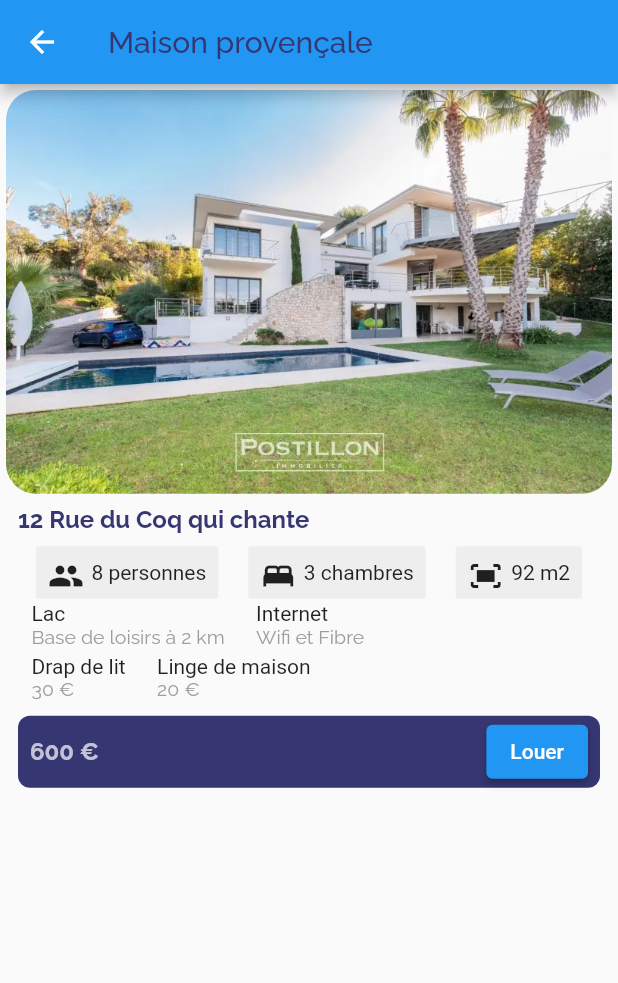
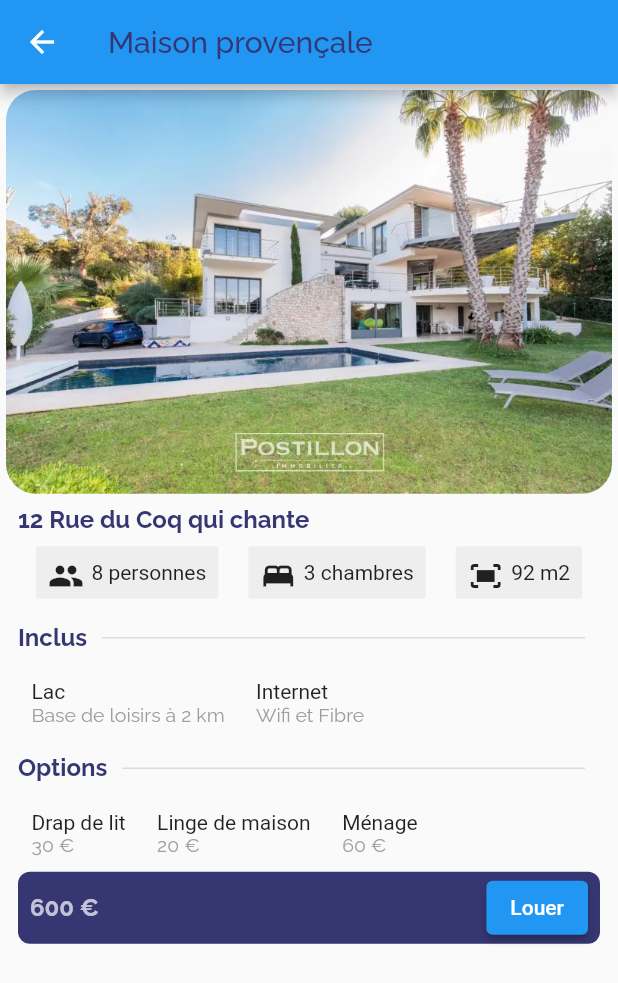
Before and after one commit to JeremyBzc/td-flutter-location, a Flutter app: the screen it shows after launch, after a tap on "Maison provençale", on a phone screen of 412 x 824 dp. Shown: the top 983 px of the screen. Run offline on Flutter 3.47's test engine with Material 2 defaults, Android fonts, the phone set to English and light mode, and no system bars; our stand-ins replace google_fonts.

Commit message:
add dividers and fix HabitationDetails

```diff
--- a/lib/views/habitation_details.dart
+++ b/lib/views/habitation_details.dart
@@ -43,7 +43,51 @@ class _HabitationDetailsState extends State<HabitationDetails> {
             ),
           ),
           HabitationFeaturesWidget(widget._habitation),
+          if(widget._habitation.options.isNotEmpty)(
+              Container(
+                margin: EdgeInsets.all(8.0),
+                child: Row(
+                  children: [
+                    Text(
+                      "Inclus",
+                      style: LocationTextStyle.subTitleboldTextStyle,
+                    ),
+                    Expanded(
+                        child: Container(
+                          margin: EdgeInsets.only(left: 10.0 ,right: 10.0),
+                          child: Divider(
+                            height: 36,
+                            thickness: 1,
+                          ),
+                        )
+                    ),
+                  ],
+                ),
+              )
+          ),
           _buildItems(),
+          if(widget._habitation.optionpayantes.isNotEmpty)(
+              Container(
+                margin: EdgeInsets.all(8.0),
+                child: Row(
+                  children: [
+                    Text(
+                      "Options",
+                      style: LocationTextStyle.subTitleboldTextStyle,
+                    ),
+                    Expanded(
+                        child: Container(
+                          margin: EdgeInsets.only(left: 10.0 ,right: 10.0),
+                          child: Divider(
+                            height: 36,
+                            thickness: 1,
+                          ),
+                        )
+                    ),
+                  ],
+                ),
+              )
+          ),
           _buildOptionsPayantes(),
           _buildRentButton(),
         ],
@@ -52,6 +96,8 @@ class _HabitationDetailsState extends State<HabitationDetails> {
   }
   _buildItems() {
     var width = (MediaQuery.of(context).size.width / 2) - 15;
+
+    HabitationFeaturesWidget(widget._habitation);
 
     return Wrap(
         spacing: 2.0,
@@ -78,10 +124,11 @@ class _HabitationDetailsState extends State<HabitationDetails> {
     var width = (MediaQuery.of(context).size.width / 2 ) - 15;
     var format = NumberFormat("### €");
 
+
     return Wrap(
         spacing: 2.0,
         children: Iterable.generate(
-            widget._habitation.options.length,
+            widget._habitation.optionpayantes.length ,
                 (i) => Container(
                 margin: EdgeInsets.all(2.0),
                 padding: EdgeInsets.only(left: 15.0),
--- a/lib/views/share/habitation_features_widget.dart
+++ b/lib/views/share/habitation_features_widget.dart
@@ -4,6 +4,7 @@ import 'package:location/views/share/habitation_option.dart';
 
 class HabitationFeaturesWidget extends StatelessWidget {
   final Habitation _habitation;
+
 
   const HabitationFeaturesWidget(this._habitation, {Key? key}) : super(key: key);
 
```
